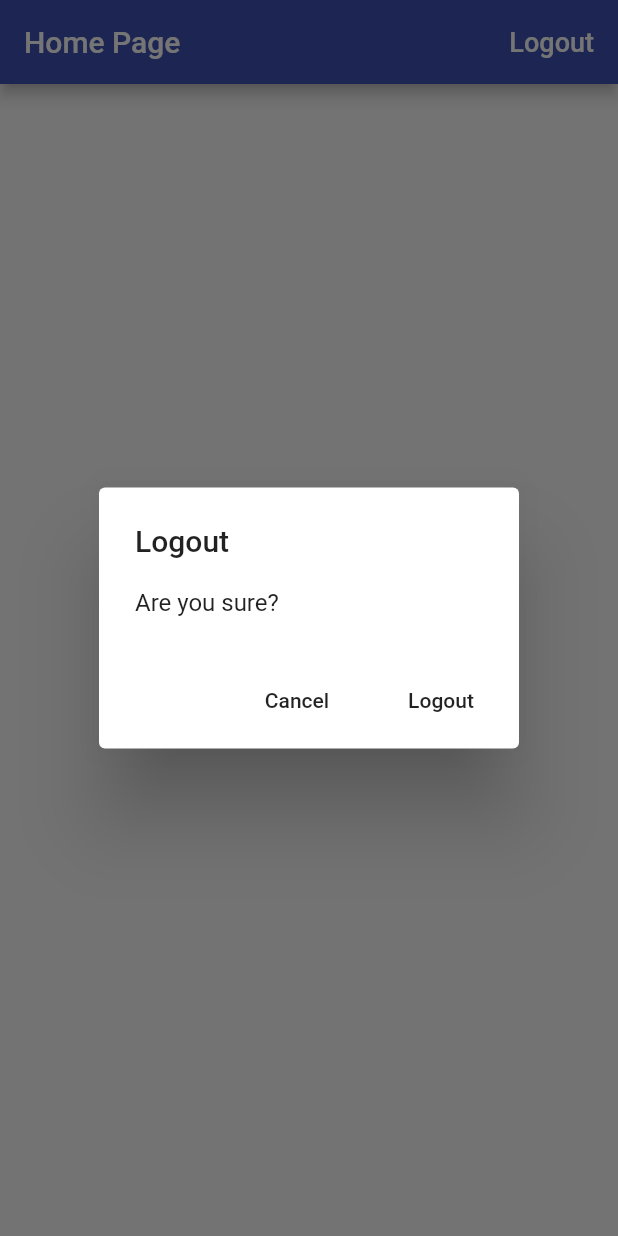
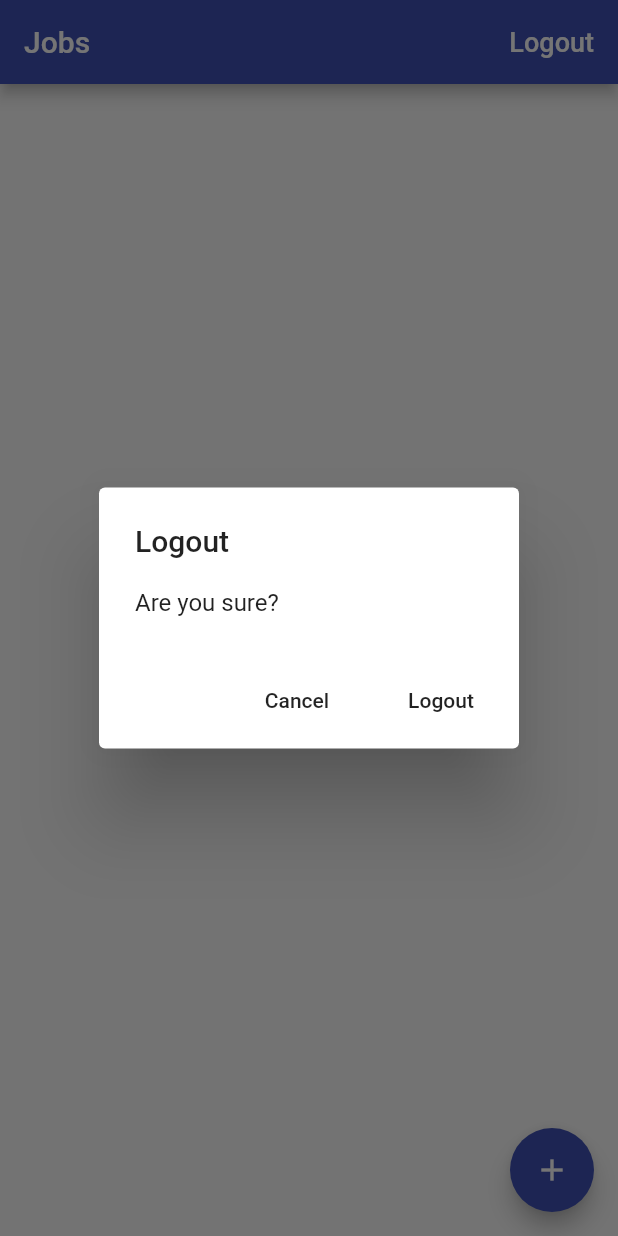
Before and after one commit to ernestkoko/time_tracker_flutter_app, a Flutter app: the screen it shows once a user with an empty profile is signed in, after a tap on "Logout", on a phone screen of 412 x 824 dp. Run offline on Flutter 3.47's test engine with Material 2 defaults, Android fonts, the phone set to English and light mode, and no system bars; our stand-ins replace cloud_firestore, firebase_auth, firebase_core, google_sign_in; accounts and stored records are empty.

Commit message:
Added cloud fire store

```diff
--- /dev/null
+++ b/lib/app/home/jobs_page.dart
@@ -0,0 +1,94 @@
+import 'package:flutter/material.dart';
+import 'package:provider/provider.dart';
+import 'package:time_tracker_flutter/app/home/models/job.dart';
+import 'package:time_tracker_flutter/common_widgets/platform_alert_dialog.dart';
+import 'package:time_tracker_flutter/services/auth.dart';
+import 'package:time_tracker_flutter/services/database.dart';
+
+class JobsPage extends StatelessWidget {
+
+  // async call
+  Future<void> _signOut(BuildContext context) async {
+    try {
+      print('SignIn clicked');
+      final auth = Provider.of<AuthBase>(context, listen: false);
+      await auth.signOut();
+      // onSignOut();
+    } catch (err) {
+      print(err);
+    }
+  }
+
+  Future<void> _confirmSignOut(BuildContext context) async {
+    final didRequestSignOut = await PlatformAlertDialog(
+      title: "Logout",
+      content: "Are you sure?",
+      cancelActionText: "Cancel",
+      defaultActionText: "Logout",
+    ).show(context);
+    if (didRequestSignOut == true) {
+      _signOut(context);
+    }
+  }
+
+  Future<void> _createJob(BuildContext context) async {
+    print("Create: called");
+    try {
+      final database = Provider.of<Database>(context, listen: false);
+      await database.createJob(Job(name: 'Blogging', ratePerHour: 10));
+    } catch (e) {
+      print("Exception: " +e.message);
+      PlatformAlertDialog(
+        title: "Sign in failed",
+        content: e.message,
+        defaultActionText: "Ok",
+      ).show(context);
+    }
+  }
+
+  @override
+  Widget build(BuildContext context) {
+    return Scaffold(
+      appBar: AppBar(
+        title: Text("Jobs"),
+        actions: [
+          FlatButton(
+              onPressed: () => _confirmSignOut(context),
+              child: Text(
+                "Logout",
+                style: TextStyle(
+                  fontSize: 18.0,
+                  color: Colors.white,
+                ),
+              ))
+        ],
+      ),
+      body: _buildContents(context),
+      floatingActionButton: FloatingActionButton(
+        child: Icon(Icons.add),
+        onPressed: () => _createJob(context),
+      ),
+    );
+  }
+
+ Widget _buildContents(BuildContext context) {
+    final database = Provider.of<Database>(context, listen: false);
+    return StreamBuilder<List<Job>>(
+      stream: database.jobsStream(),
+      builder:(context, snapshot){
+        if(snapshot.hasData){
+          //jobs is a list of jobs
+          final jobs = snapshot.data;
+          //add toList to change it from iterable object
+          final children = jobs.map((job) => Text(job.name)).toList();
+          //listView id better when working with dynamic list of children
+          return ListView(children: children,);
+        }
+        if(snapshot.hasError){
+          return Center(child: Text("Some errors occurred"),);
+        }
+        return Center(child: CircularProgressIndicator(),);
+      }   ,
+    );
+  }
+}
--- /dev/null
+++ b/lib/app/home/models/job.dart
@@ -0,0 +1,24 @@
+import 'package:flutter/foundation.dart';
+
+class Job {
+  Job({@required this.name, @required this.ratePerHour});
+
+  final String name;
+  final int ratePerHour;
+
+  factory Job.fromMap(Map<String, dynamic> data) {
+    if (data == null) {
+      return null;
+    }
+    final String name = data['name'];
+    final int ratePerHour = data['ratePerHour'];
+    return Job(
+      name: name,
+      ratePerHour: ratePerHour,
+    );
+  }
+
+  Map<String, dynamic> toMap() {
+    return {'name': name, 'ratePerHour': ratePerHour};
+  }
+}
--- a/lib/app/home_page.dart
+++ /dev/null
@@ -1,54 +0,0 @@
-import 'package:flutter/material.dart';
-import 'package:provider/provider.dart';
-import 'package:time_tracker_flutter/common_widgets/platform_alert_dialog.dart';
-import 'package:time_tracker_flutter/services/auth.dart';
-
-
-class HomePage extends StatelessWidget {
-
-
-  // async call
-  Future<void> _signOut(BuildContext context) async {
-
-    try {
-      print('SignIn clicked');
-      final auth = Provider.of<AuthBase>(context, listen: false);
-      await auth.signOut();
-      // onSignOut();
-    } catch (err) {
-      print(err);
-    }
-  }
-
-  Future<void> _confirmSignOut(BuildContext context) async {
-   final didRequestSignOut = await PlatformAlertDialog(
-      title: "Logout",
-      content: "Are you sure?",
-      cancelActionText: "Cancel",
-      defaultActionText: "Logout",
-    ).show(context);
-   if(didRequestSignOut == true){
-     _signOut(context);
-   }
-  }
-
-  @override
-  Widget build(BuildContext context) {
-    return Scaffold(
-      appBar: AppBar(
-        title: Text("Home Page"),
-        actions: [
-          FlatButton(
-              onPressed: () => _confirmSignOut(context),
-              child: Text(
-                "Logout",
-                style: TextStyle(
-                  fontSize: 18.0,
-                  color: Colors.white,
-                ),
-              ))
-        ],
-      ),
-    );
-  }
-}
--- a/lib/app/landing_page.dart
+++ b/lib/app/landing_page.dart
@@ -1,9 +1,10 @@
 import 'package:flutter/material.dart';
 import 'package:provider/provider.dart';
-import 'package:time_tracker_flutter/app/home_page.dart';
 import 'package:time_tracker_flutter/app/sign_in/sign_in_page.dart';
 import 'package:time_tracker_flutter/services/auth.dart';
+import 'package:time_tracker_flutter/services/database.dart';
 
+import 'file:///C:/Users/user/udemy_courses/time_tracker_flutter/lib/app/home/jobs_page.dart';
 
 class LandingPage extends StatelessWidget {
   // final AuthBase auth;
@@ -24,7 +25,11 @@ class LandingPage extends StatelessWidget {
             return SignInPage.create(context);
           }
           //returns this if there is user
-          return HomePage();
+          return Provider<Database>(
+            //the user is guaranteed to be not null
+            create: (_) => FirestoreDatabase(uid: user.uid),
+            child: JobsPage(),
+          );
         } else {
           //no data in the snapshot
           return Scaffold(
--- /dev/null
+++ b/lib/services/api_path.dart
@@ -0,0 +1,4 @@
+class APIPath{
+  static String job(String uid, String jobId)=> 'users/$uid/jobs/$jobId';
+  static String jobs(String uid) => 'users/$uid/jobs';
+}
--- /dev/null
+++ b/lib/services/database.dart
@@ -0,0 +1,46 @@
+import 'package:cloud_firestore/cloud_firestore.dart';
+import 'package:flutter/foundation.dart';
+import 'package:time_tracker_flutter/app/home/models/job.dart';
+import 'package:time_tracker_flutter/services/api_path.dart';
+import 'package:time_tracker_flutter/services/firestore_service.dart';
+
+abstract class Database {
+  Future<void> createJob(Job job);
+
+  Stream<List<Job>> jobsStream();
+}
+
+class FirestoreDatabase implements Database {
+  FirestoreDatabase({@required this.uid}) : assert(uid != null);
+  final String uid;
+  final _service = FirestoreService.instance ;
+
+
+  Future<void> createJob(Job job) async => await _service.setData(
+        path: APIPath.job(uid, 'job_abc'),
+        data: job.toMap(),
+      );
+
+
+  Stream<List<Job>> jobsStream() {
+    final path = APIPath.jobs(uid);
+    final reference = FirebaseFirestore.instance.collection(path);
+    final snapshot = reference.snapshots();
+    return snapshot.map(
+      (snapshot) => snapshot.docs.map(
+        (snapshot) => Job.fromMap(snapshot.data() )
+      ).toList(),
+    );
+  }
+
+
+
+  // Stream<List<T>> _collectionStream<T>({@required String path, @required T builder(Map<String, dynamic>) data}){
+  // final reference = FirebaseFirestore.instance.collection(path);
+  // final snapshot = reference.snapshots();
+  // return snapshot.map(
+  // (snapshot) => snapshot.docs.map(
+  // (snapshot) => builder(snapshot.data)).toList(),
+  // );
+  // }
+}
--- /dev/null
+++ b/lib/services/firestore_service.dart
@@ -0,0 +1,12 @@
+import 'package:cloud_firestore/cloud_firestore.dart';
+
+class FirestoreService{
+  FirestoreService._();
+  //signleton
+  static final instance = FirestoreService._();
+  Future<void> setData({String path, Map<String, dynamic> data}) async {
+    final reference = FirebaseFirestore.instance.doc(path);
+    print('Save: $path: $data');
+    await reference.set(data);
+  }
+}
```
